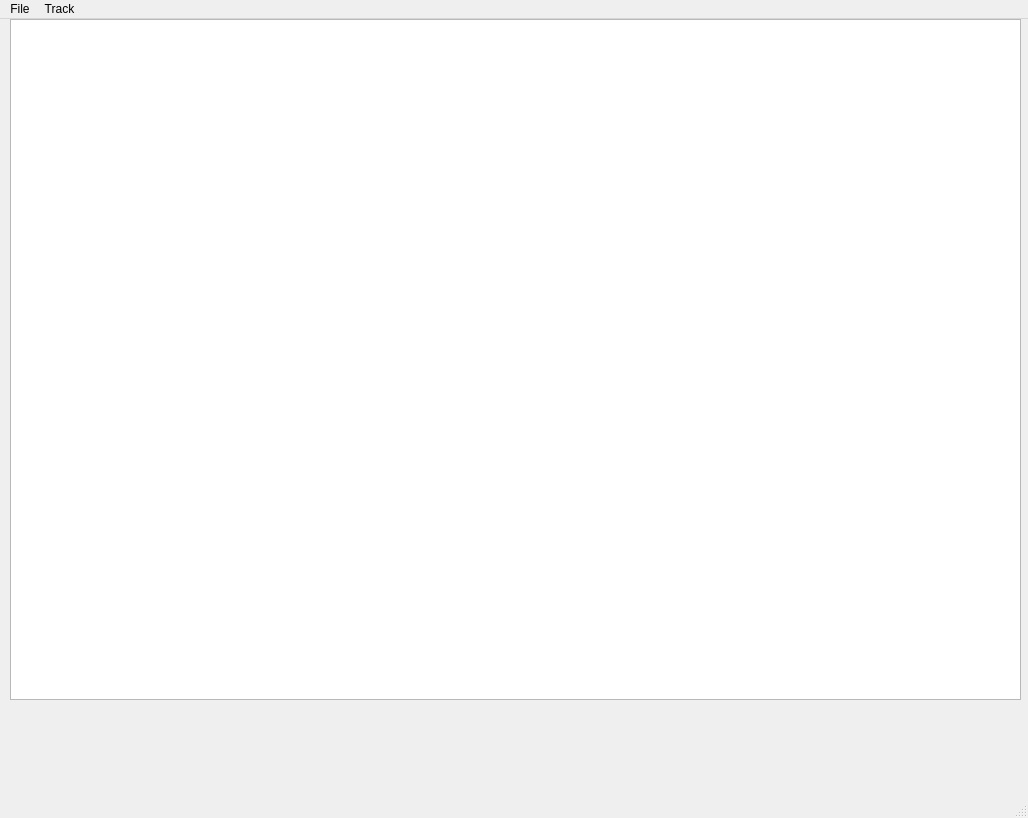
Above: GUI/mainwindow.ui from kostasl/zebrafish_tracker before the change. Below: the same form after it.
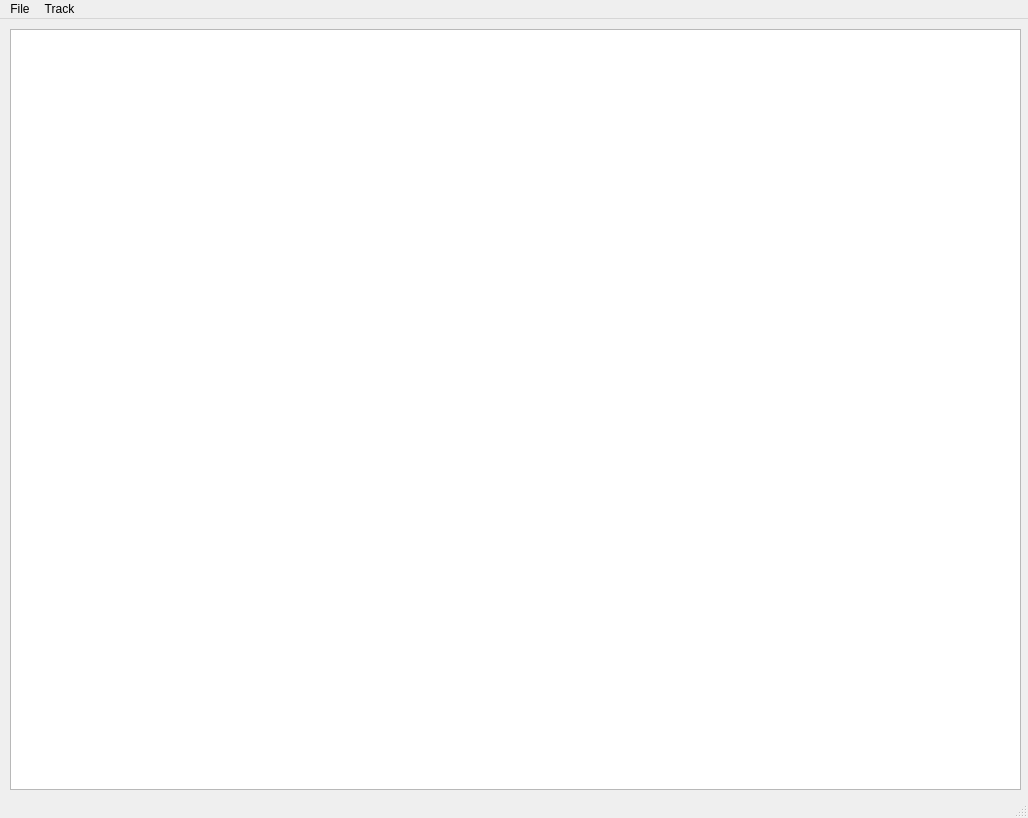
That is the form after the change.

```diff
--- a/GUI/mainwindow.ui
+++ b/GUI/mainwindow.ui
@@ -14,15 +14,20 @@
    <string>MainWindow</string>
   </property>
   <widget class="QWidget" name="centralwidget">
-   <widget class="QGraphicsView" name="graphicsView">
+   <widget class="QWidget" name="horizontalLayoutWidget">
     <property name="geometry">
      <rect>
       <x>10</x>
-      <y>0</y>
+      <y>10</y>
       <width>1011</width>
-      <height>681</height>
+      <height>761</height>
      </rect>
     </property>
+    <layout class="QHBoxLayout" name="horizontalLayout">
+     <item>
+      <widget class="QGraphicsView" name="graphicsView"/>
+     </item>
+    </layout>
    </widget>
   </widget>
   <widget class="QMenuBar" name="menubar">
```
Left out of the diff: 2 changed lines with no effect on the pictures.
